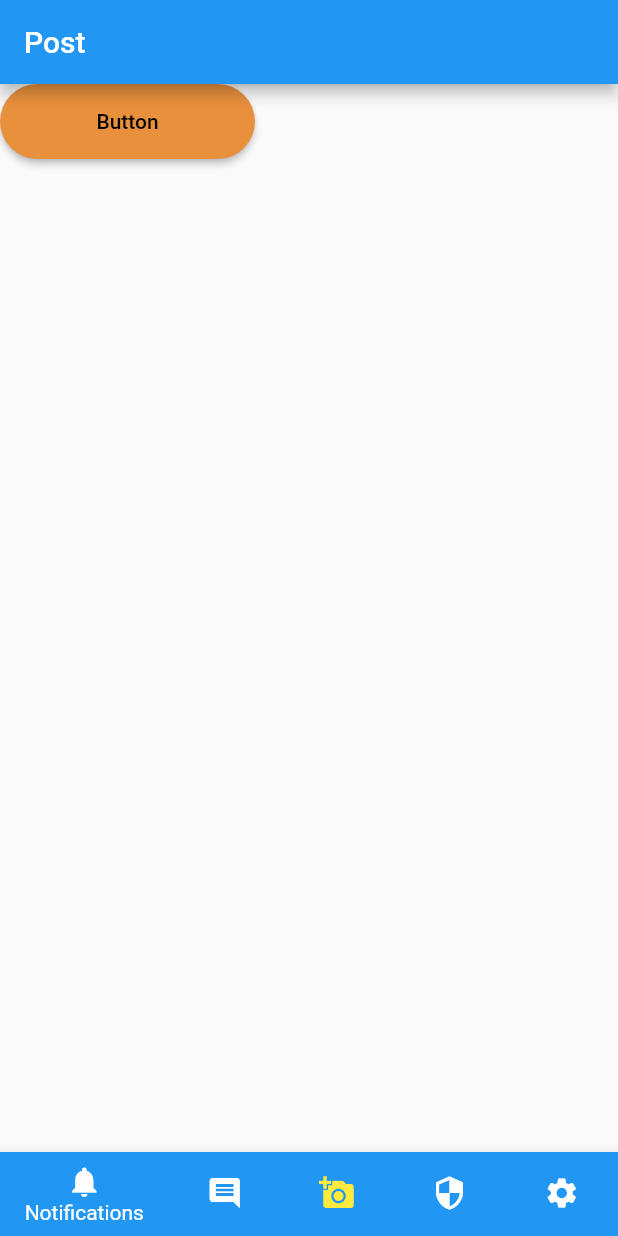
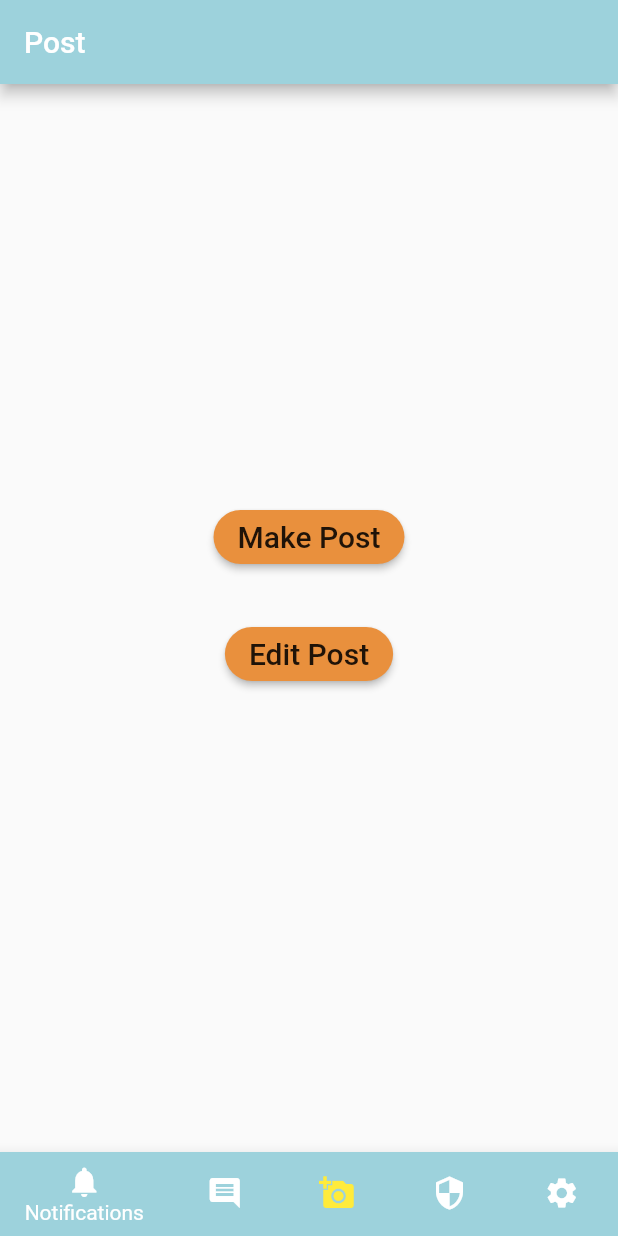
Before and after one commit to priyankaganesha/Bulldog-Eats-Mobile, a Flutter app: the screen it shows after launch, swiped to page 3, on a phone screen of 412 x 824 dp. Run offline on Flutter 3.47's test engine with Material 2 defaults, Android fonts, the phone set to English and light mode, and no system bars.

Commit message:
fixed visuals and added firebase connection (success)

```diff
--- a/lib/pages/Agreement.dart
+++ b/lib/pages/Agreement.dart
@@ -13,6 +13,7 @@ class _AgreementState extends State<Agreement> {
     return Scaffold(
       appBar: AppBar(
         title: Text("Agreement"),
+        backgroundColor: Color(0xFF9dd2dc),
       ),
     );
   }
--- a/lib/pages/Feed.dart
+++ b/lib/pages/Feed.dart
@@ -13,6 +13,7 @@ class _FeedState extends State<Feed> {
     return Scaffold(
       appBar: AppBar(
         title: Text("Feed"),
+        backgroundColor: Color(0xFF9dd2dc),
       ),
     );
   }
--- a/lib/pages/HomePage.dart
+++ b/lib/pages/HomePage.dart
@@ -59,7 +59,7 @@ class _HomePageState extends State<HomePage> {
                   color: _selectedIndex == 0 ? Colors.yellow : Colors.white,
                 ),
               ),
-              backgroundColor: Colors.blue),
+              backgroundColor: Color(0xFF9dd2dc)),
           BottomNavigationBarItem(
               icon: Icon(
                 Icons.comment,
@@ -71,7 +71,7 @@ class _HomePageState extends State<HomePage> {
                   color: _selectedIndex == 1 ? Colors.yellow : Colors.white,
                 ),
               ),
-              backgroundColor: Colors.blue),
+              backgroundColor: Color(0xFF9dd2dc)),
           BottomNavigationBarItem(
               icon: Icon(
                 Icons.add_a_photo,
@@ -83,7 +83,7 @@ class _HomePageState extends State<HomePage> {
                   color: _selectedIndex == 2 ? Colors.yellow : Colors.white,
                 ),
               ),
-              backgroundColor: Colors.blue),
+              backgroundColor: Color(0xFF9dd2dc)),
           BottomNavigationBarItem(
               icon: Icon(
                 Icons.security,
@@ -95,7 +95,7 @@ class _HomePageState extends State<HomePage> {
                   color: _selectedIndex == 3 ? Colors.yellow : Colors.white,
                 ),
               ),
-              backgroundColor: Colors.blue),
+              backgroundColor: Color(0xFF9dd2dc)),
           BottomNavigationBarItem(
               icon: Icon(
                 Icons.settings,
@@ -104,10 +104,10 @@ class _HomePageState extends State<HomePage> {
               title: Text(
                 'Settings',
                 style: TextStyle(
-                  color: _selectedIndex == 4 ? Colors.yellow : Colors.blue,
+                  color: _selectedIndex == 4 ? Colors.yellow : Color(0xFF9dd2dc),
                 ),
               ),
-              backgroundColor: Colors.blue),
+              backgroundColor: Color(0xFF9dd2dc)),
         ],
       ),
     );
--- a/lib/pages/Notifications.dart
+++ b/lib/pages/Notifications.dart
@@ -13,6 +13,7 @@ class _NotificationsState extends State<Notifications> {
     return Scaffold(
       appBar: AppBar(
         title: Text("Notifications"),
+          backgroundColor: Color(0xFF9dd2dc),
       ),
     );
   }
--- a/lib/pages/Post.dart
+++ b/lib/pages/Post.dart
@@ -12,33 +12,21 @@ class Post extends StatefulWidget {
 }
 
 class _PostState extends State<Post> {
-  /*PageController _pageController = PageController();
-
-  Widget screen = Name();
-
-  int _selectedIndex = 1;
-
-  void _onPageChanged(int index) {
-    setState(() {
-      _selectedIndex = index;
-    });
-  }
-
-  void _onItemTapped(int selectedIndex) {
-    _pageController.jumpToPage(selectedIndex);
-  }*/
-
   @override
   Widget build(BuildContext context) {
     return Scaffold(
       appBar: AppBar(
         title: Text("Post"),
+        backgroundColor: Color(0xFF9dd2dc),
       ),
-        body: ButtonTheme(
+        body: MyButtons(),
+
+
+      /*ButtonTheme(
           minWidth: 170.0,
           height: 50.0,
-          shape: RoundedRectangleBorder(borderRadius: BorderRadius.circular(30)),
-          child: RaisedButton(
+          shape: RoundedRectangleBorder(borderRadius: BorderRadius.circular(30)),*/
+              /*child: RaisedButton(
                 onPressed: () {
                   Navigator.of(context).push(MaterialPageRoute<Null>(builder:  (BuildContext context) {
                     return new Name();
@@ -49,8 +37,39 @@ class _PostState extends State<Post> {
                 color: Color(0xffe9903d),
                 child: Text("Button", style: TextStyle(color: Colors.black),
                 ),
-        )
-      )
+              )*/
+
+        //)
+        //)
     );
   }
 }
+
+class MyButtons extends StatelessWidget{
+  MyButtons({Key key}) : super(key: key);
+
+  @override
+  Widget build(BuildContext context) {
+    return Center(
+      child: Column(
+        mainAxisSize: MainAxisSize.min,
+        children: <Widget>[
+          RaisedButton(
+            onPressed: (){},
+            child: Text('Make Post', style: TextStyle(fontSize: 20)),
+            shape: RoundedRectangleBorder(borderRadius: BorderRadius.circular(30)),
+            color: Color(0xffe9903d),
+          ),
+          const SizedBox(height: 30),
+          RaisedButton(
+            onPressed: () {},
+            child: const Text('Edit Post', style: TextStyle(fontSize: 20)),
+            shape: RoundedRectangleBorder(borderRadius: BorderRadius.circular(30)),
+            color: Color(0xffe9903d),
+          ),
+          const SizedBox(height: 30),
+        ],
+      ),
+    );
+  }
+}
--- a/lib/pages/Settings.dart
+++ b/lib/pages/Settings.dart
@@ -13,6 +13,7 @@ class _SettingsState extends State<Settings> {
     return Scaffold(
       appBar: AppBar(
         title: Text("Settings"),
+        backgroundColor: Color(0xFF9dd2dc),
       ),
     );
   }
--- a/lib/pages/newPost/Name.dart
+++ b/lib/pages/newPost/Name.dart
@@ -13,6 +13,7 @@ class _NameState extends State<Name> {
     return Scaffold(
       appBar: AppBar(
         title: Text("New Post"),
+        backgroundColor: Color(0xFF9dd2dc),
       ),
       body:
       Container(
```
Also changed, not shown: 3 other files. Lines whose indentation alone changed are shown as unchanged.
